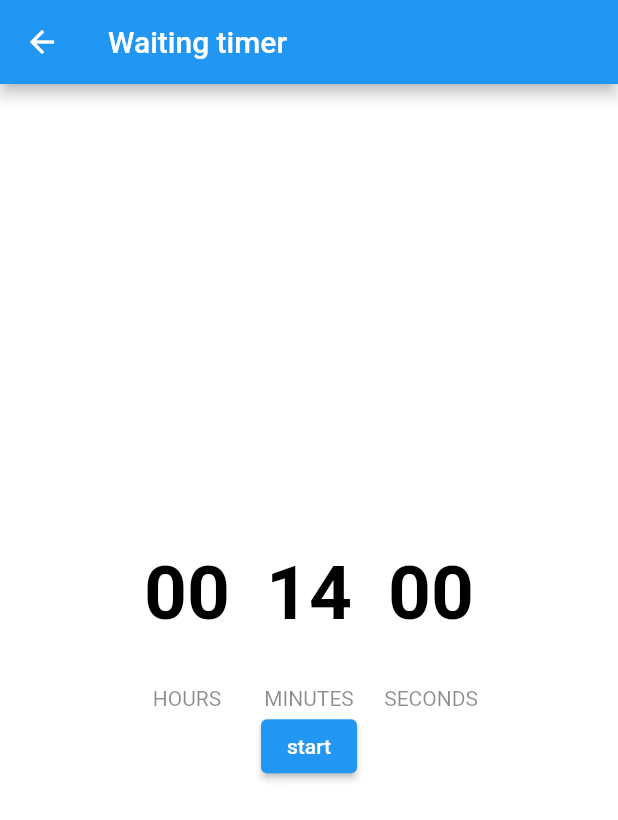
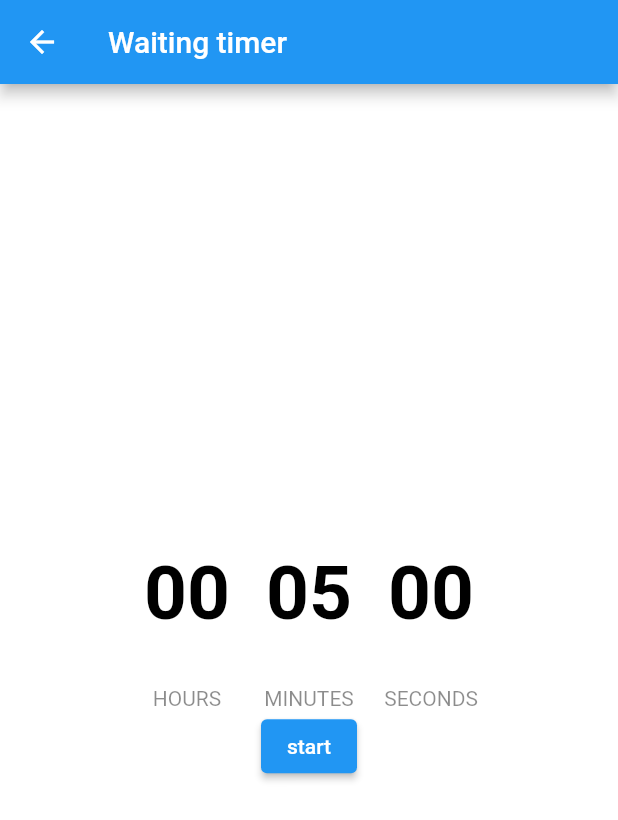
Before and after one commit to andre7455/stopsmoking, a Flutter app: the screen it shows after launch, after a tap on "Waiting time", on a phone screen of 412 x 824 dp. Shown: the top 820 px of the screen. Run offline on Flutter 3.47's test engine with Material 2 defaults, Android fonts, the phone set to English and light mode, and no system bars.

Commit message:
can edit the time now

```diff
--- a/lib/storage.dart
+++ b/lib/storage.dart
@@ -1 +1 @@
-const int waitingTimeMinutes = 14;
+int waitingTimeMinutes = 5;
--- a/lib/timer.dart
+++ b/lib/timer.dart
@@ -8,7 +8,7 @@ class StopWatchTimerPage extends StatefulWidget {
 }
 
 class _StopWatchTimerPageState extends State<StopWatchTimerPage> {
-  static const countdownDuration = Duration(minutes: waitingTimeMinutes);
+  var countdownDuration = Duration(minutes: waitingTimeMinutes);
   Duration duration = Duration();
   Timer? timer;
 
@@ -35,7 +35,7 @@ class _StopWatchTimerPageState extends State<StopWatchTimerPage> {
   void addTime() {
     final addSeconds = countDown ? -1 : 1;
     setState(() {
-      final seconds = duration.inSeconds + addSeconds;
+      int seconds = duration.inSeconds + addSeconds;
       if (seconds < 0) {
         timer?.cancel();
       } else {
```
Also changed, not shown: pubspec.lock, 2 other files.
